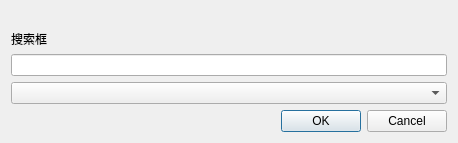
The window that Select.ui (dop-lm/CSTI-ModEditor) describes before a commit, drawn with Qt 5.
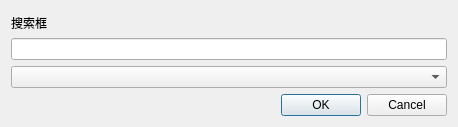
The same window after the commit.

Diff of the .ui file:
```diff
--- a/Select.ui
+++ b/Select.ui
@@ -7,7 +7,7 @@
     <x>0</x>
     <y>0</y>
     <width>458</width>
-    <height>143</height>
+    <height>127</height>
    </rect>
   </property>
   <property name="windowTitle">
```
